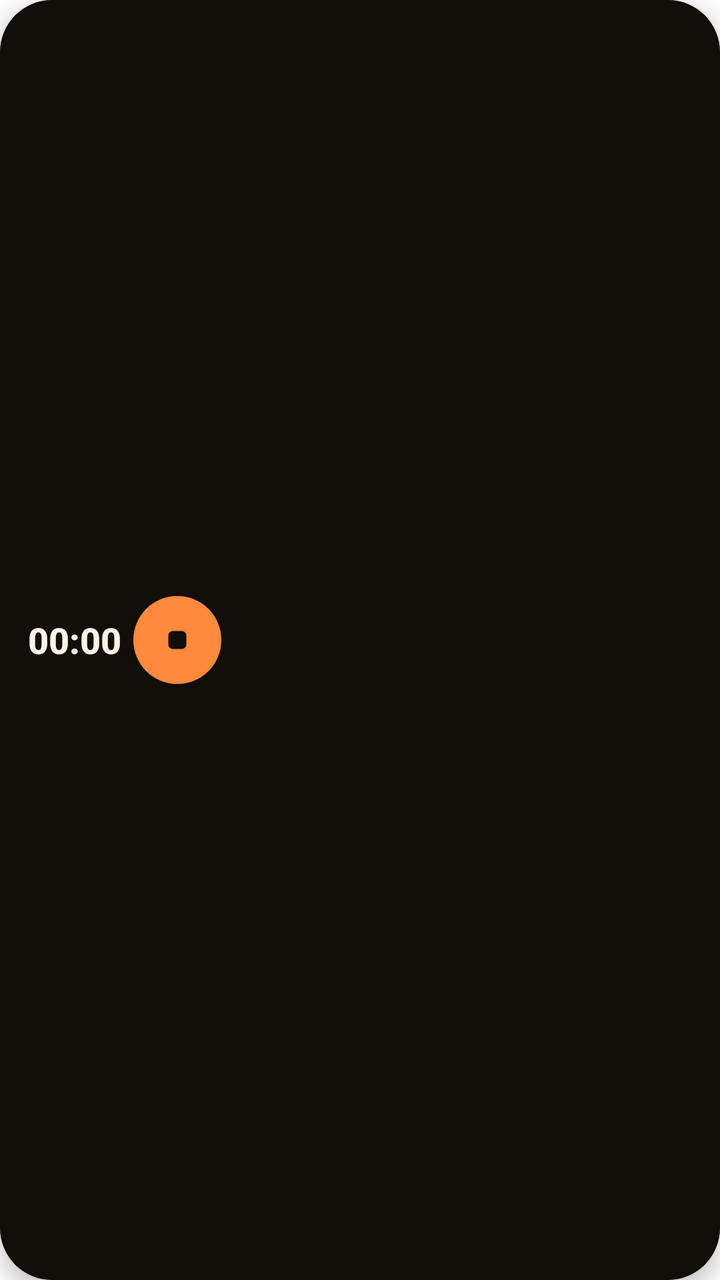
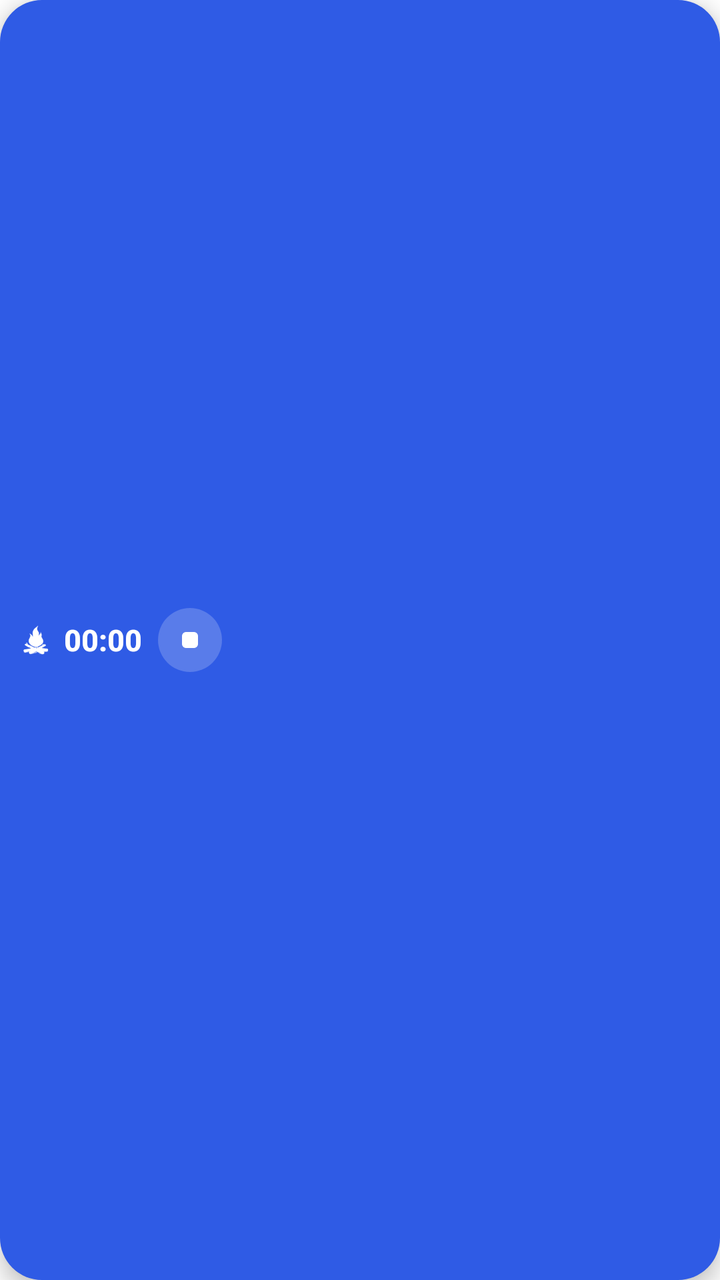

Compare the two renders of this Android layout. The source of the first and the diff that turns it into the second are given below.
<!-- AndroidManifest.xml: fallback theme Theme.MaterialComponents.DayNight.NoActionBar -->
<!-- res/layout/timer_overlay_pill.xml -->
<?xml version="1.0" encoding="utf-8"?>
<LinearLayout xmlns:android="http://schemas.android.com/apk/res/android"
    android:layout_width="wrap_content"
    android:layout_height="wrap_content"
    android:background="@drawable/timer_overlay_bg"
    android:elevation="6dp"
    android:gravity="center_vertical"
    android:orientation="horizontal"
    android:paddingStart="14dp"
    android:paddingTop="8dp"
    android:paddingEnd="8dp"
    android:paddingBottom="8dp">

    <Chronometer
        android:id="@+id/overlay_timer_elapsed"
        android:layout_width="wrap_content"
        android:layout_height="wrap_content"
        android:fontFamily="sans-serif-medium"
        android:maxLines="1"
        android:text="00:00"
        android:textColor="@color/timer_overlay_ink"
        android:textSize="18sp"
        android:textStyle="bold" />

    
    <ImageView
        android:id="@+id/overlay_timer_stop"
        android:layout_width="44dp"
        android:layout_height="44dp"
        android:layout_marginStart="6dp"
        android:background="@drawable/timer_overlay_stop_bg"
        android:contentDescription="@string/action_stop"
        android:padding="13dp"
        android:src="@drawable/ic_overlay_stop" />
</LinearLayout>
<!-- resources referenced by this layout -->
<resources>
  <color name="timer_overlay_ink">#FFF3E6</color>
  <!-- drawable ic_overlay_stop (drawable) -->
  <?xml version="1.0" encoding="utf-8"?>
  <vector xmlns:android="http://schemas.android.com/apk/res/android"
      android:width="18dp"
      android:height="18dp"
      android:viewportWidth="24"
      android:viewportHeight="24">
      <path
          android:fillColor="@color/timer_overlay_action_ink"
          android:pathData="M9,6 L15,6 A3,3 0 0 1 18,9 L18,15 A3,3 0 0 1 15,18 L9,18 A3,3 0 0 1 6,15 L6,9 A3,3 0 0 1 9,6 Z" />
  </vector>
  <!-- drawable timer_overlay_bg (drawable) -->
  <?xml version="1.0" encoding="utf-8"?>
  <shape xmlns:android="http://schemas.android.com/apk/res/android"
      android:shape="rectangle">
      <solid android:color="@color/timer_overlay_fill" />
      <corners android:radius="26dp" />
  </shape>
  <!-- drawable timer_overlay_stop_bg (drawable) -->
  <?xml version="1.0" encoding="utf-8"?>
  <shape xmlns:android="http://schemas.android.com/apk/res/android"
      android:shape="oval">
      <solid android:color="@color/timer_overlay_action_fill" />
  </shape>
  <string name="action_stop">Stop</string>
  <color name="timer_overlay_action_ink">#120E0A</color>
  <color name="timer_overlay_fill">#120E0A</color>
  <color name="timer_overlay_action_fill">#FF8A3D</color>
</resources>

<!-- the commit's change to res/layout/timer_overlay_pill.xml (unified diff, before → after) -->
@@ -6,30 +6,40 @@
     android:elevation="6dp"
     android:gravity="center_vertical"
     android:orientation="horizontal"
-    android:paddingStart="14dp"
-    android:paddingTop="8dp"
-    android:paddingEnd="8dp"
-    android:paddingBottom="8dp">
+    android:paddingStart="10dp"
+    android:paddingTop="5dp"
+    android:paddingEnd="5dp"
+    android:paddingBottom="5dp">
+
+    
+    <ImageView
+        android:id="@+id/overlay_timer_icon"
+        android:layout_width="16dp"
+        android:layout_height="16dp"
+        android:importantForAccessibility="no"
+        android:src="@drawable/ic_stat_focus_camp"
+        android:tint="@color/timer_overlay_ink" />
 
     <Chronometer
         android:id="@+id/overlay_timer_elapsed"
         android:layout_width="wrap_content"
         android:layout_height="wrap_content"
+        android:layout_marginStart="6dp"
         android:fontFamily="sans-serif-medium"
         android:maxLines="1"
         android:text="00:00"
         android:textColor="@color/timer_overlay_ink"
-        android:textSize="18sp"
+        android:textSize="15sp"
         android:textStyle="bold" />
 
     
     <ImageView
-        android:id="@+id/overlay_timer_stop"
-        android:layout_width="44dp"
-        android:layout_height="44dp"
-        android:layout_marginStart="6dp"
-        android:background="@drawable/timer_overlay_stop_bg"
+        android:id="@+id/overlay_timer_action"
+        android:layout_width="32dp"
+        android:layout_height="32dp"
+        android:layout_marginStart="8dp"
+        android:background="@drawable/timer_overlay_action_bg"
         android:contentDescription="@string/action_stop"
-        android:padding="13dp"
+        android:padding="8dp"
         android:src="@drawable/ic_overlay_stop" />
 </LinearLayout>
<!-- resource entries referenced after the edit -->
@@ -1,6 +1,6 @@
 <!-- resources referenced by this layout -->
 <resources>
-  <color name="timer_overlay_ink">#FFF3E6</color>
+  <color name="timer_overlay_ink">#FFFFFF</color>
   <!-- drawable ic_overlay_stop (drawable) -->
   <?xml version="1.0" encoding="utf-8"?>
   <vector xmlns:android="http://schemas.android.com/apk/res/android"
@@ -12,22 +12,23 @@
           android:fillColor="@color/timer_overlay_action_ink"
           android:pathData="M9,6 L15,6 A3,3 0 0 1 18,9 L18,15 A3,3 0 0 1 15,18 L9,18 A3,3 0 0 1 6,15 L6,9 A3,3 0 0 1 9,6 Z" />
   </vector>
+  <!-- drawable ic_stat_focus_camp: png bitmap (drawable-hdpi, 1012 bytes) -->
+  <!-- drawable timer_overlay_action_bg (drawable) -->
+  <?xml version="1.0" encoding="utf-8"?>
+  <shape xmlns:android="http://schemas.android.com/apk/res/android"
+      android:shape="oval">
+      <solid android:color="@color/timer_overlay_action_fill" />
+  </shape>
   <!-- drawable timer_overlay_bg (drawable) -->
   <?xml version="1.0" encoding="utf-8"?>
   <shape xmlns:android="http://schemas.android.com/apk/res/android"
       android:shape="rectangle">
       <solid android:color="@color/timer_overlay_fill" />
-      <corners android:radius="26dp" />
-  </shape>
-  <!-- drawable timer_overlay_stop_bg (drawable) -->
-  <?xml version="1.0" encoding="utf-8"?>
-  <shape xmlns:android="http://schemas.android.com/apk/res/android"
-      android:shape="oval">
-      <solid android:color="@color/timer_overlay_action_fill" />
+      <corners android:radius="21dp" />
   </shape>
   <string name="action_stop">Stop</string>
-  <color name="timer_overlay_action_ink">#120E0A</color>
-  <color name="timer_overlay_fill">#120E0A</color>
-  <color name="timer_overlay_action_fill">#FF8A3D</color>
+  <color name="timer_overlay_action_ink">#FFFFFF</color>
+  <color name="timer_overlay_fill">#2F5BE5</color>
+  <color name="timer_overlay_action_fill">#33FFFFFF</color>
 </resources>
 
